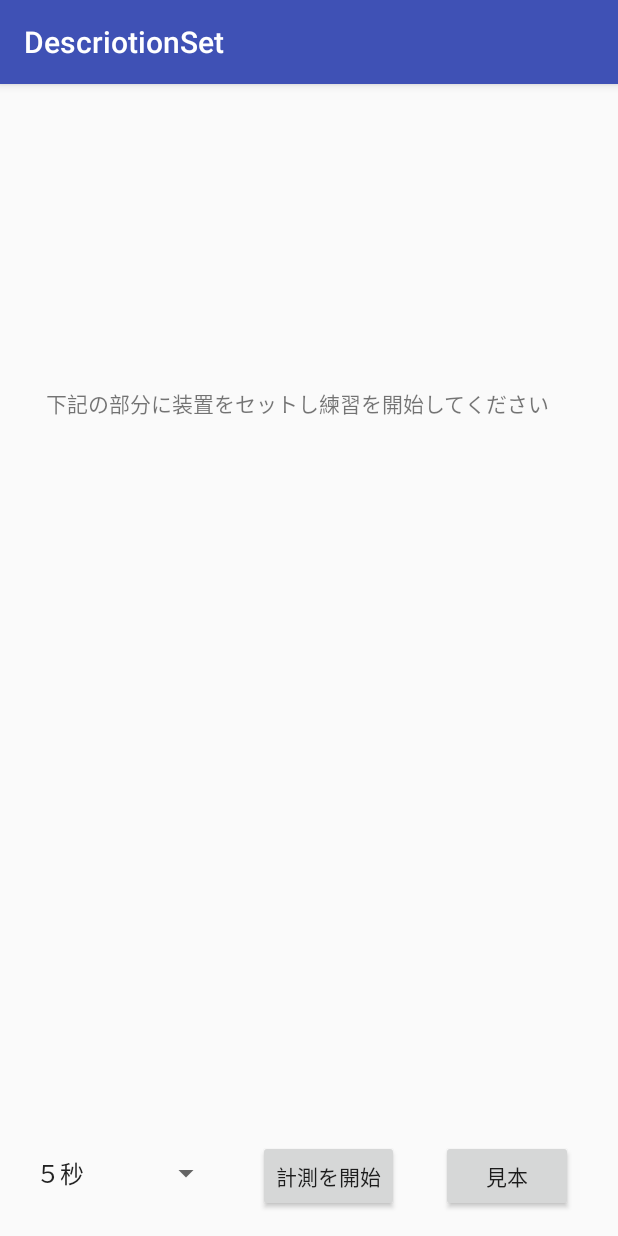
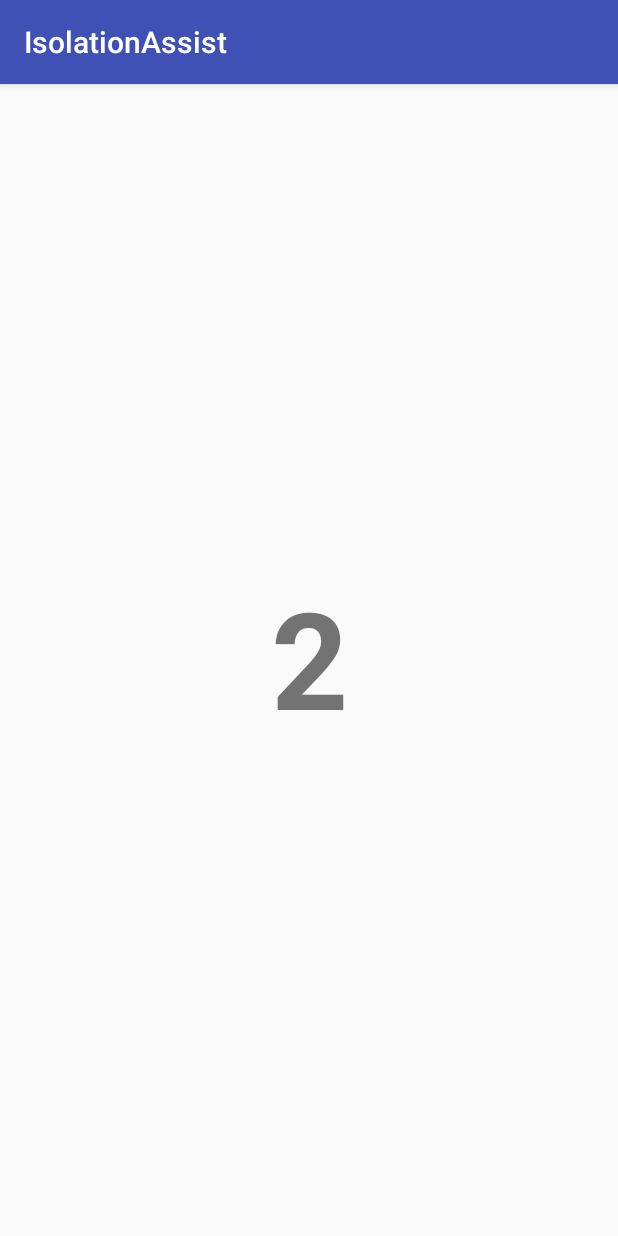
Before and after one commit to dossey615/IsolationPracticeApplication, an Android app: the PartsDescriptionActivity screen opened directly, with no data from a screen before it, after a tap on "計測を開始", on a phone screen of 412 x 824 dp. Run offline under Robolectric (Android 15) with nearby library versions, the phone set to English and light mode, and no system bars.

Commit message:
タイマーの修正

```diff
--- /dev/null
+++ b/app/src/main/java/com/example/dosshi/isolationassist/PracticeActivity.java
@@ -0,0 +1,58 @@
+package com.example.dosshi.isolationassist;
+
+import java.util.*;
+import android.os.CountDownTimer;
+import android.support.v7.app.AppCompatActivity;
+import java.text.SimpleDateFormat;
+
+import android.view.View;
+import android.widget.*;
+import android.os.Bundle;
+
+public class PracticeActivity extends AppCompatActivity {
+    private TextView timerText;
+    private CountDown countDown;
+
+    private SimpleDateFormat dataFormat =
+            new SimpleDateFormat("s", Locale.US);
+
+    @Override
+    protected void onCreate(Bundle savedInstanceState) {
+        super.onCreate(savedInstanceState);
+        setContentView(R.layout.activity_practice);
+        timerText = findViewById(R.id.count);
+        long countNumber = 4000;
+        long interval = 10;
+        countDown = new CountDown(countNumber, interval);
+        countDown.start();
+
+    }
+
+    class CountDown extends CountDownTimer {
+
+        CountDown(long millisInFuture, long countDownInterval) {
+            super(millisInFuture, countDownInterval);
+        }
+
+        @Override
+        public void onFinish() {
+            // 完了
+            timerText.setTextSize(60);
+            timerText.setText("計測中・・・");
+        }
+
+        @Override
+        public void onTick(long millisUntilFinished) {
+            // 残り時間を分、秒、ミリ秒に分割
+            String cou = dataFormat.format(millisUntilFinished);
+            if(Integer.parseInt(dataFormat.format(millisUntilFinished)) > 0) {
+                timerText.setText(dataFormat.format(millisUntilFinished));
+            }else if(Integer.parseInt(dataFormat.format(millisUntilFinished)) == 0) {
+                timerText.setText("Start");
+            }else{
+                timerText.setVisibility(View.INVISIBLE);
+                countDown.cancel();
+            }
+        }
+    }
+}
--- /dev/null
+++ b/app/src/main/res/layout/activity_practice.xml
@@ -0,0 +1,27 @@
+<?xml version="1.0" encoding="utf-8"?>
+<android.support.constraint.ConstraintLayout xmlns:android="http://schemas.android.com/apk/res/android"
+    xmlns:app="http://schemas.android.com/apk/res-auto"
+    xmlns:tools="http://schemas.android.com/tools"
+    android:layout_width="match_parent"
+    android:layout_height="match_parent"
+    tools:context="com.example.dosshi.isolationassist.PracticeActivity">
+
+    <TextView
+        android:id="@+id/count"
+        android:layout_width="382dp"
+        android:layout_height="124dp"
+        android:layout_marginBottom="194dp"
+        android:layout_marginEnd="1dp"
+        android:layout_marginStart="1dp"
+        android:layout_marginTop="193dp"
+        android:text="@string/count_3"
+        android:textAlignment="center"
+        android:textSize="90sp"
+        android:textStyle="bold"
+        app:layout_constraintBottom_toBottomOf="parent"
+        app:layout_constraintEnd_toEndOf="parent"
+        app:layout_constraintStart_toStartOf="parent"
+        app:layout_constraintTop_toTopOf="parent"
+        tools:text="3" />
+
+</android.support.constraint.ConstraintLayout>
--- a/app/src/main/res/values/strings.xml
+++ b/app/src/main/res/values/strings.xml
@@ -9,6 +9,9 @@
     <string name="parts2">胸</string>
     <string name="parts3">腰</string>
     <string name="selectedParts">練習部位：</string>
+    <string name="count">3</string>
+    <string name="_3">3</string>
+    <string name="count_3">3</string>
     <string-array name="time_array">
         <item value="5">５秒</item>
         <item value="10">10秒</item>
```
